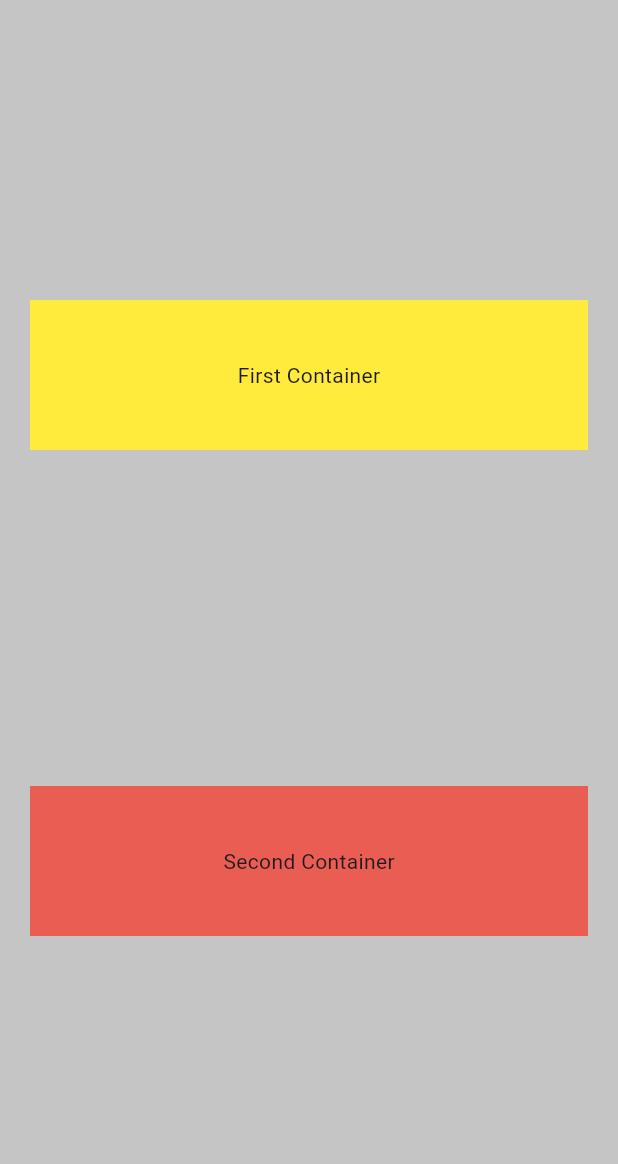
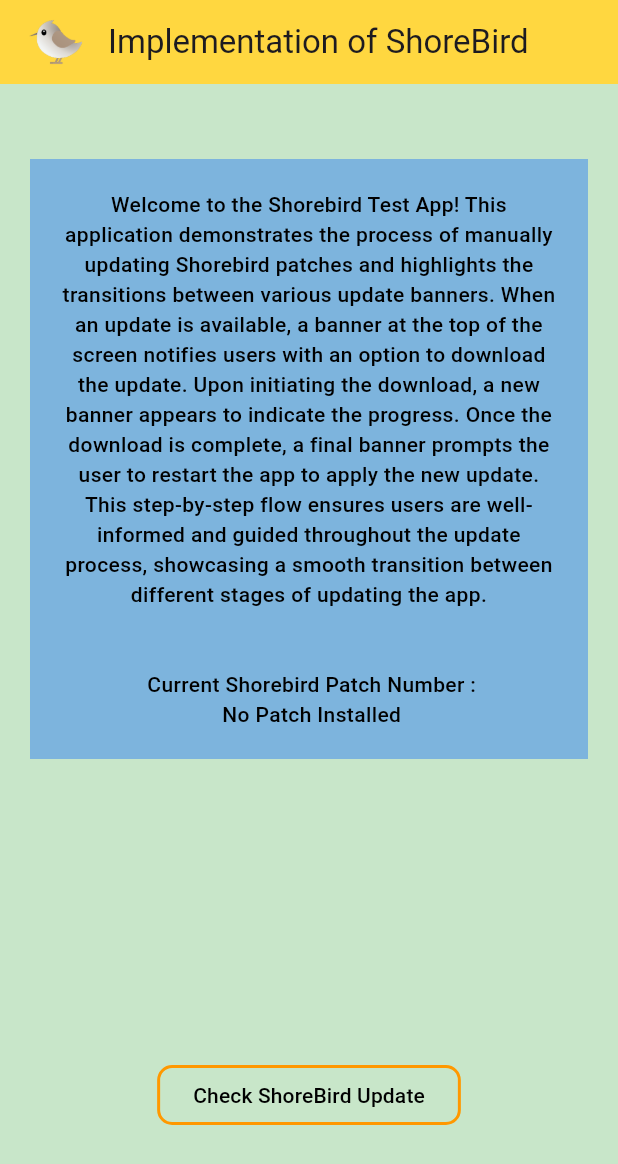
Before and after one commit to SagarAdkhale/shorebird-flutter, a Flutter app: the screen it shows after launch, on a phone screen of 412 x 824 dp. Shown: the top 1164 px of the screen. Run offline on Flutter 3.47's test engine with Material 3 defaults, Android fonts, the light colour scheme and no system bars; missing offline and left inert: restart_app, shorebird_code_push.

Commit message:
shorebird complete example for android

```diff
--- a/lib/home_screen.dart
+++ b/lib/home_screen.dart
@@ -1,4 +1,5 @@
 import 'package:flutter/material.dart';
+import 'package:shorebird/shorebird_utility.dart';
 
 class HomeScreen extends StatefulWidget {
   const HomeScreen({super.key});
@@ -8,30 +9,78 @@
 }
 
 class _HomeScreenState extends State<HomeScreen> {
-  String firstContainerText = "First Container";
-  String secondContainerText = "Second Container";
+  late ShoreBirdUtility shoreBirdUtility;
+  String description =
+      "Welcome to the Shorebird Test App! This application demonstrates the process of manually updating Shorebird patches and highlights the transitions between various update banners. When an update is available, a banner at the top of the screen notifies users with an option to download the update. Upon initiating the download, a new banner appears to indicate the progress. Once the download is complete, a final banner prompts the user to restart the app to apply the new update. This step-by-step flow ensures users are well-informed and guided throughout the update process, showcasing a smooth transition between different stages of updating the app.";
+  bool shoreBirdAvablity = false;
+  int? shoreBirdPatchVersion;
+
+  @override
+  void initState() {
+    super.initState();
+    // Initialize ShoreBirdUtility with the BuildContext
+    shoreBirdUtility = ShoreBirdUtility(context);
+
+    // Check and set the current Shorebird patch number
+    shoreBirdUtility.checkShorebirdCurentPatchNumber().then((value) {
+      if (mounted) {
+        setState(() {
+          shoreBirdPatchVersion = value;
+        });
+      }
+    });
+  }
+
   @override
   Widget build(BuildContext context) {
     return Scaffold(
-      backgroundColor:  Colors.grey.withOpacity(0.6),
-      body: Padding(
-        padding: const EdgeInsets.symmetric(vertical: 200, horizontal: 20),
+      appBar: AppBar(
+        leading: Padding(
+          padding: const EdgeInsets.only(left: 18.0),
+          child: Image.asset('assets/shorebird.png'),
+        ),
+        title: const Text(
+          "Implementation of ShoreBird",
+        ),
+        backgroundColor: Colors.amberAccent,
+      ),
+      body: Container(
+        color: Colors.green[100],
+        child: Padding(
+          padding: const EdgeInsets.fromLTRB(20, 50, 20, 70),
           child: Column(
             children: [
               Container(
-              height: 100,
                 width: double.infinity,
-              color: Colors.yellow,
-              child: Center(child: Text(firstContainerText)),
+                color: const Color.fromARGB(255, 125, 180, 221),
+                padding: const EdgeInsets.all(20),
+                child: Center(
+                  child: Text(
+                    '$description \n\n\n Current Shorebird Patch Number : \n ${shoreBirdPatchVersion ?? 'No Patch Installed'} ',
+                    style: const TextStyle(
+                      fontWeight: FontWeight.w500,
+                      color: Colors.black,
+                    ),
+                    textAlign: TextAlign.center,
+                  ),
+                ),
               ),
               const Spacer(),
-            Container(
-              height: 100,
-              width: double.infinity,
-              color: Colors.red.withOpacity(0.8),
-              child: Center(child: Text(secondContainerText)),
+              OutlinedButton(
+                style: OutlinedButton.styleFrom(
+                  shape: RoundedRectangleBorder(
+                      borderRadius: BorderRadius.circular(10)),
+                  side: const BorderSide(width: 2, color: Colors.orange),
+                ),
+                onPressed: () =>
+                    shoreBirdUtility.showShoreBirdUpdateAvaiblityBanner(),
+                child: const Text(
+                  "Check ShoreBird Update",
+                  style: TextStyle(color: Colors.black),
+                ),
               ),
             ],
+          ),
         ),
       ),
     );
--- a/lib/main.dart
+++ b/lib/main.dart
@@ -13,6 +13,7 @@
   Widget build(BuildContext context) {
     return MaterialApp(
       title: 'Flutter Demo',
+      debugShowCheckedModeBanner: false,
       theme: ThemeData(
         // This is the theme of your application.
         //
--- a/pubspec.yaml
+++ b/pubspec.yaml
@@ -16,7 +16,7 @@
 # https://developer.apple.com/library/archive/documentation/General/Reference/InfoPlistKeyReference/Articles/CoreFoundationKeys.html
 # In Windows, build-name is used as the major, minor, and patch parts
 # of the product and file versions while build-number is used as the build suffix.
-version: 1.0.0+1
+version: 1.0.0+2
 
 environment:
   sdk: '>=3.4.3 <4.0.0'
@@ -35,6 +35,8 @@
   # The following adds the Cupertino Icons font to your application.
   # Use with the CupertinoIcons class for iOS style icons.
   cupertino_icons: ^1.0.6
+  shorebird_code_push: ^1.1.3
+  restart_app: ^1.2.1
 
 dev_dependencies:
   flutter_test:
@@ -58,6 +60,8 @@
   # the material Icons class.
   assets:
     - shorebird.yaml
+    - assets/
+
   uses-material-design: true
 
   # To add assets to your application, add an assets section, like this:
```
Also changed, not shown: lib/shorebird_utility.dart (added, +102 -0 lines), assets/shorebird.png (added), pubspec.lock, 8 other files. Lines whose indentation alone changed are shown as unchanged.
